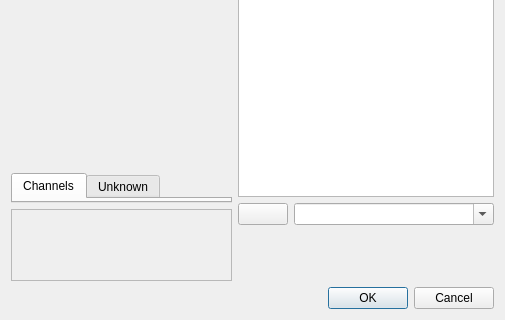
Before: the Qt Designer form libs/widgets/WdgDlgInternalColorSelector.ui in KDE/krita, drawn with Qt 5; both pictures show x 0 to 505 and y 170 to 490 of the 505 by 490 pixel window.
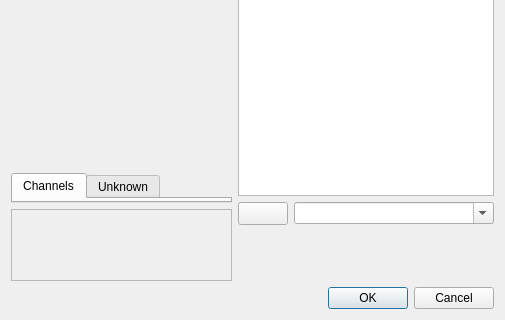
After: the same form once the commit is applied. Custom widgets are drawn as their Qt base class.

Commit message:
Make KisPopupButton a QToolButton instead of QPushButton
... to get the autoRaise style instead of flat style.

```diff
--- a/libs/widgets/WdgDlgInternalColorSelector.ui
+++ b/libs/widgets/WdgDlgInternalColorSelector.ui
@@ -277,7 +277,7 @@
  <customwidgets>
   <customwidget>
    <class>KisPopupButton</class>
-   <extends>QPushButton</extends>
+   <extends>QToolButton</extends>
    <header>KisPopupButton.h</header>
   </customwidget>
   <customwidget>
```
The commit also changes 10 other files.
